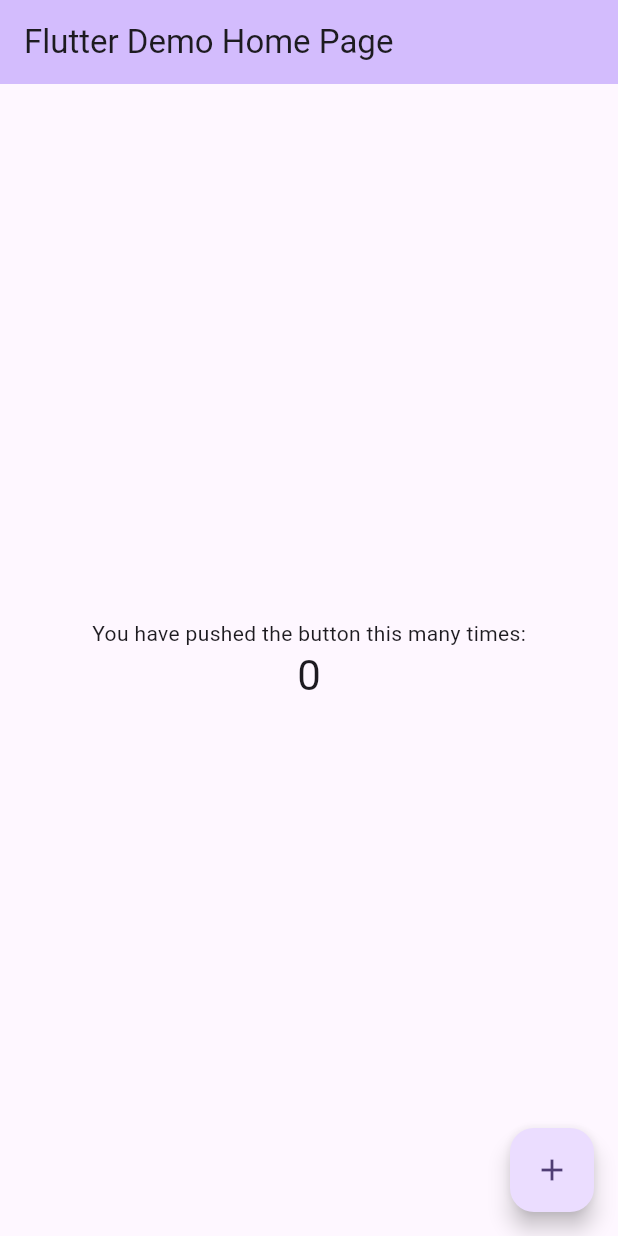
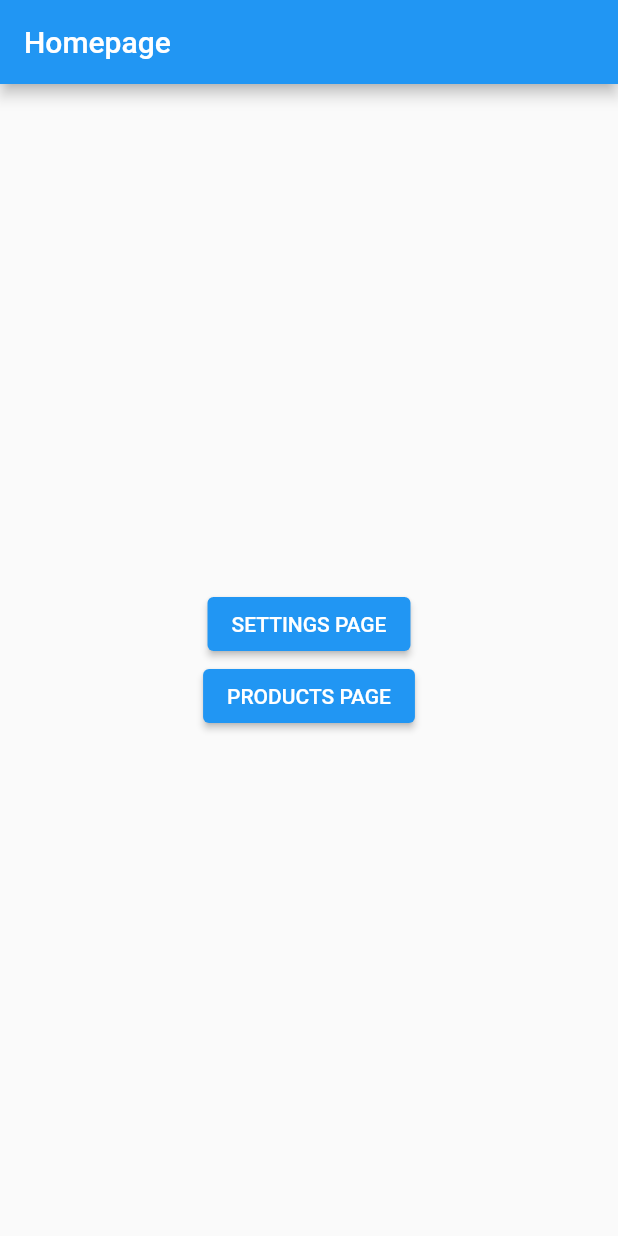
Before and after one commit to Lavina-23/qrcode, a Flutter app: the screen it shows after launch, on a phone screen of 412 x 824 dp. Run offline on Flutter 3.47's test engine with Material 2 defaults, Android fonts, the phone set to English and light mode, and no system bars; our stand-ins replace firebase_core, go_router; accounts and stored records are empty.

Commit message:
3. go router

```diff
--- a/lib/main.dart
+++ b/lib/main.dart
@@ -1,131 +1,24 @@
 import 'package:firebase_core/firebase_core.dart';
 import 'package:flutter/material.dart';
 import 'package:qrcode/firebase_options.dart';
+import 'package:qrcode/routes/router.dart';
 
 void main() async {
   WidgetsFlutterBinding.ensureInitialized();
   await Firebase.initializeApp(
     options: DefaultFirebaseOptions.currentPlatform,
   );
+
   runApp(const MyApp());
 }
 
 class MyApp extends StatelessWidget {
   const MyApp({super.key});
 
-  // This widget is the root of your application.
   @override
   Widget build(BuildContext context) {
-    return MaterialApp(
-      title: 'Flutter Demo',
-      theme: ThemeData(
-        // This is the theme of your application.
-        //
-        // TRY THIS: Try running your application with "flutter run". You'll see
-        // the application has a blue toolbar. Then, without quitting the app,
-        // try changing the seedColor in the colorScheme below to Colors.green
-        // and then invoke "hot reload" (save your changes or press the "hot
-        // reload" button in a Flutter-supported IDE, or press "r" if you used
-        // the command line to start the app).
-        //
-        // Notice that the counter didn't reset back to zero; the application
-        // state is not lost during the reload. To reset the state, use hot
-        // restart instead.
-        //
-        // This works for code too, not just values: Most code changes can be
-        // tested with just a hot reload.
-        colorScheme: ColorScheme.fromSeed(seedColor: Colors.deepPurple),
-        useMaterial3: true,
-      ),
-      home: const MyHomePage(title: 'Flutter Demo Home Page'),
+    return MaterialApp.router(
+      routerConfig: router,
     );
   }
 }
-
-class MyHomePage extends StatefulWidget {
-  const MyHomePage({super.key, required this.title});
-
-  // This widget is the home page of your application. It is stateful, meaning
-  // that it has a State object (defined below) that contains fields that affect
-  // how it looks.
-
-  // This class is the configuration for the state. It holds the values (in this
-  // case the title) provided by the parent (in this case the App widget) and
-  // used by the build method of the State. Fields in a Widget subclass are
-  // always marked "final".
-
-  final String title;
-
-  @override
-  State<MyHomePage> createState() => _MyHomePageState();
-}
-
-class _MyHomePageState extends State<MyHomePage> {
-  int _counter = 0;
-
-  void _incrementCounter() {
-    setState(() {
-      // This call to setState tells the Flutter framework that something has
-      // changed in this State, which causes it to rerun the build method below
-      // so that the display can reflect the updated values. If we changed
-      // _counter without calling setState(), then the build method would not be
-      // called again, and so nothing would appear to happen.
-      _counter++;
-    });
-  }
-
-  @override
-  Widget build(BuildContext context) {
-    // This method is rerun every time setState is called, for instance as done
-    // by the _incrementCounter method above.
-    //
-    // The Flutter framework has been optimized to make rerunning build methods
-    // fast, so that you can just rebuild anything that needs updating rather
-    // than having to individually change instances of widgets.
-    return Scaffold(
-      appBar: AppBar(
-        // TRY THIS: Try changing the color here to a specific color (to
-        // Colors.amber, perhaps?) and trigger a hot reload to see the AppBar
-        // change color while the other colors stay the same.
-        backgroundColor: Theme.of(context).colorScheme.inversePrimary,
-        // Here we take the value from the MyHomePage object that was created by
-        // the App.build method, and use it to set our appbar title.
-        title: Text(widget.title),
-      ),
-      body: Center(
-        // Center is a layout widget. It takes a single child and positions it
-        // in the middle of the parent.
-        child: Column(
-          // Column is also a layout widget. It takes a list of children and
-          // arranges them vertically. By default, it sizes itself to fit its
-          // children horizontally, and tries to be as tall as its parent.
-          //
-          // Column has various properties to control how it sizes itself and
-          // how it positions its children. Here we use mainAxisAlignment to
-          // center the children vertically; the main axis here is the vertical
-          // axis because Columns are vertical (the cross axis would be
-          // horizontal).
-          //
-          // TRY THIS: Invoke "debug painting" (choose the "Toggle Debug Paint"
-          // action in the IDE, or press "p" in the console), to see the
-          // wireframe for each widget.
-          mainAxisAlignment: MainAxisAlignment.center,
-          children: <Widget>[
-            const Text(
-              'You have pushed the button this many times:',
-            ),
-            Text(
-              '$_counter',
-              style: Theme.of(context).textTheme.headlineMedium,
-            ),
-          ],
-        ),
-      ),
-      floatingActionButton: FloatingActionButton(
-        onPressed: _incrementCounter,
-        tooltip: 'Increment',
-        child: const Icon(Icons.add),
-      ), // This trailing comma makes auto-formatting nicer for build methods.
-    );
-  }
-}
--- /dev/null
+++ b/lib/pages/home.dart
@@ -0,0 +1,34 @@
+import 'package:flutter/material.dart';
+import 'package:qrcode/routes/router.dart';
+
+class Homepage extends StatelessWidget {
+  const Homepage({super.key});
+
+  @override
+  Widget build(BuildContext context) {
+    return Scaffold(
+      appBar: AppBar(
+        title: const Text("Homepage"),
+      ),
+      body: Center(
+        child: Column(
+          mainAxisAlignment: MainAxisAlignment.center,
+          children: [
+            ElevatedButton(
+                onPressed: () {
+                  // GoRouter.of(context).go('/settings');
+                  context.goNamed(Routes.settings);
+                },
+                child: const Text("SETTINGS PAGE")),
+            ElevatedButton(
+                onPressed: () {
+                  // GoRouter.of(context).go('/products');
+                  context.goNamed(Routes.products);
+                },
+                child: const Text("PRODUCTS PAGE"))
+          ],
+        ),
+      ),
+    );
+  }
+}
--- /dev/null
+++ b/lib/routes/route_name.dart
@@ -0,0 +1,9 @@
+part of 'router.dart';
+
+abstract class Routes {
+  static const home = 'home';
+  static const settings = 'settings';
+  static const products = 'products';
+  static const detailProduct = 'detailProduct';
+  static const error = 'error';
+}
--- /dev/null
+++ b/lib/routes/router.dart
@@ -0,0 +1,36 @@
+import 'package:go_router/go_router.dart';
+import 'package:qrcode/pages/detail_product.dart';
+import 'package:qrcode/pages/error.dart';
+import 'package:qrcode/pages/home.dart';
+import 'package:qrcode/pages/products.dart';
+import 'package:qrcode/pages/settings.dart';
+
+export 'package:go_router/go_router.dart';
+
+part 'route_name.dart';
+
+// GoRouter configuration
+final router = GoRouter(
+  errorBuilder: (context, state) => const ErrorPage(),
+  routes: [
+    GoRoute(path: '/', name: Routes.home, builder: (context, state) => const Homepage(), routes: [
+      GoRoute(
+          path: 'products',
+          name: Routes.products,
+          builder: (context, state) => const ProductsPage(),
+          routes: [
+            GoRoute(
+              path: ':id',
+              name: Routes.detailProduct,
+              builder: (context, state) => DetailProductPage(
+                  state.pathParameters['id'].toString(), state.uri.queryParameters),
+            )
+          ]),
+    ]),
+    GoRoute(
+      path: '/settings',
+      name: Routes.settings,
+      builder: (context, state) => const SettingsPage(),
+    ),
+  ],
+);
```
Also changed, not shown: lib/pages/detail_product.dart (added, +20 -0 lines), lib/pages/error.dart (added, +17 -0 lines), lib/pages/products.dart (added, +41 -0 lines), lib/pages/settings.dart (added, +30 -0 lines), pubspec.yaml (+8 -19 lines), pubspec.lock.
